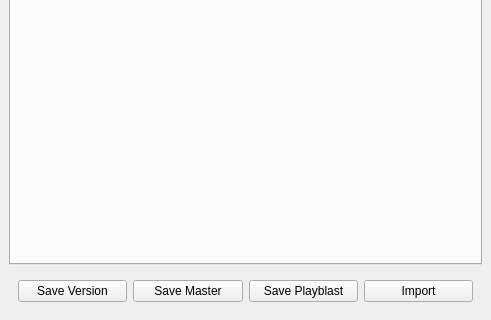
This is ui/pipeline_main_UI.ui in liorbenhorin/pipeline as Qt 5 draws it before an edit; both pictures show x 0 to 491 and y 664 to 984 of the 491 by 984 pixel window. The edited form follows.
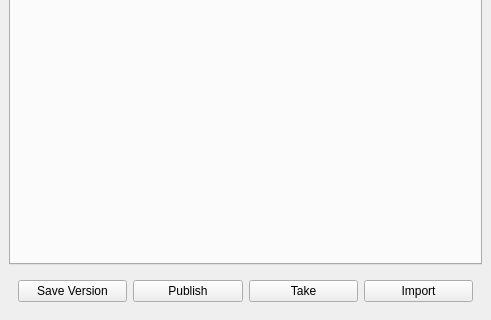
This is the edited form.

Patch:
```diff
--- a/ui/pipeline_main_UI.ui
+++ b/ui/pipeline_main_UI.ui
@@ -398,14 +398,14 @@
               <item>
                <widget class="QPushButton" name="save_master_pushButton">
                 <property name="text">
-                 <string>Save Master</string>
+                 <string>Publish</string>
                 </property>
                </widget>
               </item>
               <item>
                <widget class="QPushButton" name="playblast_shot_pushButton">
                 <property name="text">
-                 <string>Save Playblast</string>
+                 <string>Take</string>
                 </property>
                </widget>
               </item>
```
Left out of the diff: 2 changed lines with no effect on the pictures.
